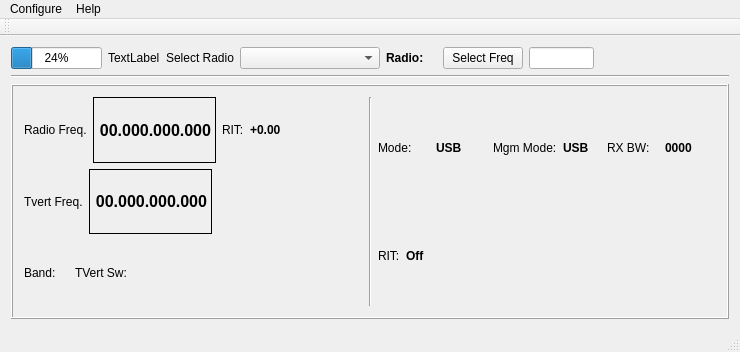
Qt form mqt/MqtRigControl/rigcontrolmainwindow.ui (Rsclub22/Minos2-Mirror) before a commit.
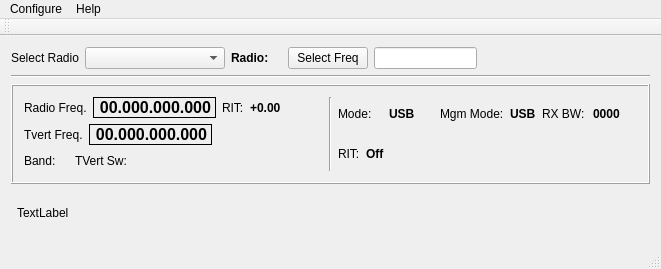
The same form after that commit. Custom widgets are drawn as their Qt base class.

Commit message: basic s-meter implemented in rigcontrol

Diff of the .ui file:
```diff
--- a/mqt/MqtRigControl/rigcontrolmainwindow.ui
+++ b/mqt/MqtRigControl/rigcontrolmainwindow.ui
@@ -6,8 +6,8 @@
    <rect>
     <x>0</x>
     <y>0</y>
-    <width>740</width>
-    <height>352</height>
+    <width>661</width>
+    <height>269</height>
    </rect>
   </property>
   <property name="windowTitle">
@@ -19,20 +19,6 @@
      <layout class="QVBoxLayout" name="verticalLayout_2">
       <item>
        <layout class="QHBoxLayout" name="horizontalLayout_9">
-        <item>
-         <widget class="QProgressBar" name="progressBar">
-          <property name="value">
-           <number>24</number>
-          </property>
-         </widget>
-        </item>
-        <item>
-         <widget class="QLabel" name="labelsmeter">
-          <property name="text">
-           <string>TextLabel</string>
-          </property>
-         </widget>
-        </item>
         <item>
          <widget class="QLabel" name="SelectRadioTitle">
           <property name="minimumSize">
@@ -414,6 +400,37 @@
       </item>
      </layout>
     </item>
+    <item>
+     <layout class="QHBoxLayout" name="horizontalLayout_7">
+      <item>
+       <layout class="QHBoxLayout" name="horizontalLayout_4">
+        <item>
+         <widget class="SmeterBar" name="sMeter" native="true"/>
+        </item>
+        <item>
+         <widget class="QLabel" name="sMeterLabel">
+          <property name="text">
+           <string>TextLabel</string>
+          </property>
+         </widget>
+        </item>
+       </layout>
+      </item>
+      <item>
+       <spacer name="horizontalSpacer_6">
+        <property name="orientation">
+         <enum>Qt::Horizontal</enum>
+        </property>
+        <property name="sizeHint" stdset="0">
+         <size>
+          <width>40</width>
+          <height>20</height>
+         </size>
+        </property>
+       </spacer>
+      </item>
+     </layout>
+    </item>
    </layout>
   </widget>
   <widget class="QMenuBar" name="menuBar">
@@ -421,7 +438,7 @@
     <rect>
      <x>0</x>
      <y>0</y>
-     <width>740</width>
+     <width>661</width>
      <height>21</height>
     </rect>
    </property>
@@ -491,6 +508,14 @@
   </action>
  </widget>
  <layoutdefault spacing="6" margin="11"/>
+ <customwidgets>
+  <customwidget>
+   <class>SmeterBar</class>
+   <extends>QWidget</extends>
+   <header>smeterbar.h</header>
+   <container>1</container>
+  </customwidget>
+ </customwidgets>
  <resources/>
  <connections/>
 </ui>
```
The commit also changes 8 other files.
